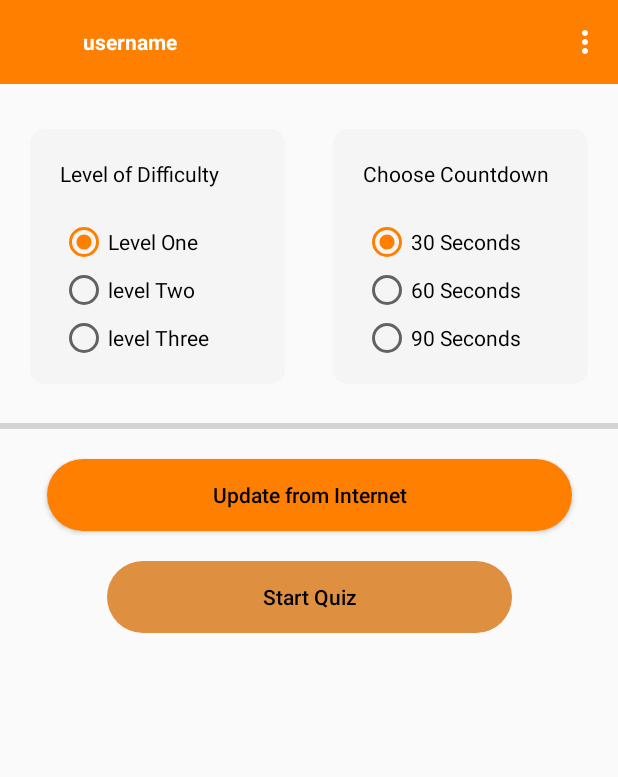
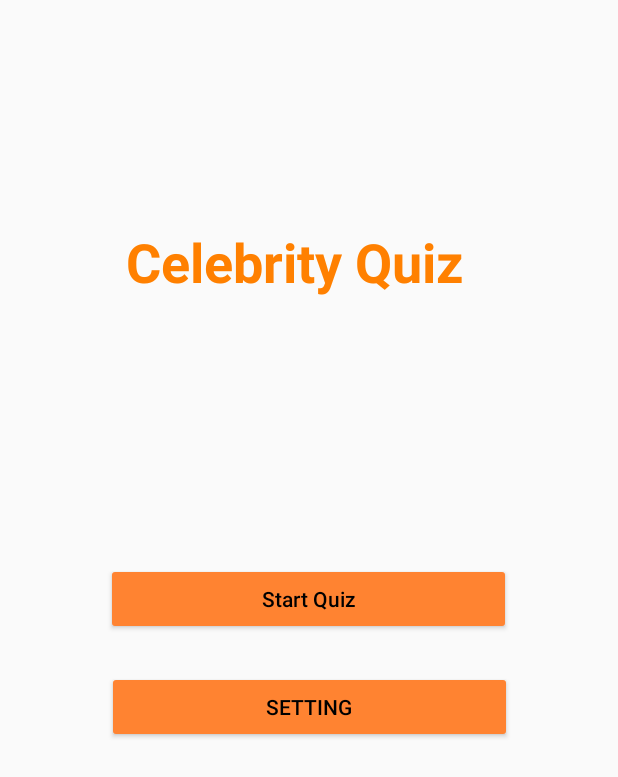
Before and after one commit to ChoYeonJun/CelebrityQuiz, an Android app: the screen it shows after launch once a user with an empty profile is signed in (MainActivity before the commit, StartActivity after it), on a phone screen of 412 x 824 dp. Shown: the top 777 px of the screen. Run offline under Robolectric (Android 15) with nearby library versions, the phone set to English and light mode, and no system bars; our stand-ins replace CircleImageView, Firebase (no records; nobody signed in at launch, a user with empty details on screens opened directly); pictures from the network do not load; 3 statements that could not run were skipped.

Commit message:
김건웅 코드 병합 브랜치

```diff
--- a/app/src/main/java/com/example/celebrityquiz/MainActivity.java
+++ b/app/src/main/java/com/example/celebrityquiz/MainActivity.java
@@ -12,9 +12,8 @@ import android.widget.TextView;
 import android.widget.Toast;
 
 import com.bumptech.glide.Glide;
-import com.example.celebrityquiz.firebaseAccess.StartActivity;
+import com.example.celebrityquiz.firebaseAccess.InitActivity;
 import com.example.celebrityquiz.firebaseAccess.User;
-import com.google.android.material.tabs.TabLayout;
 import com.google.firebase.auth.FirebaseAuth;
 import com.google.firebase.auth.FirebaseUser;
 import com.google.firebase.database.DataSnapshot;
@@ -26,7 +25,6 @@ import com.google.firebase.database.ValueEventListener;
 import androidx.annotation.NonNull;
 import androidx.appcompat.app.AppCompatActivity;
 import androidx.appcompat.widget.Toolbar;
-import androidx.viewpager.widget.ViewPager;
 import de.hdodenhof.circleimageview.CircleImageView;
 
 public class MainActivity extends AppCompatActivity {
@@ -40,6 +38,9 @@ public class MainActivity extends AppCompatActivity {
     private RadioButton radioButton90;
     private ProgressBar progressBarDownload;
     private Button buttonStartQuiz;
+    //kim add
+    private Button start, stop;
+
     public int level;
     public int seconds;
     CircleImageView profile_image;
@@ -52,6 +53,23 @@ public class MainActivity extends AppCompatActivity {
     protected void onCreate(Bundle savedInstanceState) {
         super.onCreate(savedInstanceState);
         setContentView(R.layout.activity_main);
+
+        start = (Button)findViewById(R.id.start);
+        stop = (Button)findViewById(R.id.stop);
+
+        start.setOnClickListener(new View.OnClickListener() {
+            @Override
+            public void onClick(View v) {
+                startService(new Intent(getApplicationContext(),MusicService.class));
+            }
+        });
+
+        stop.setOnClickListener(new View.OnClickListener() {
+            @Override
+            public void onClick(View v) {
+                stopService(new Intent(getApplicationContext(),MusicService.class));
+            }
+        });
 
         // Define Level views
         radioButtonLevelOne = findViewById(R.id.radioButtonLevelOne);
@@ -167,7 +185,7 @@ public class MainActivity extends AppCompatActivity {
         switch(item.getItemId()){
             case R.id.logout:
                 FirebaseAuth.getInstance().signOut();;
-                startActivity(new Intent(MainActivity.this, StartActivity.class));
+                startActivity(new Intent(MainActivity.this, InitActivity.class));
                 finish();
                 return true;
         }
--- /dev/null
+++ b/app/src/main/java/com/example/celebrityquiz/StartActivity.java
@@ -0,0 +1,44 @@
+package com.example.celebrityquiz;
+
+import android.content.Intent;
+import android.os.Bundle;
+import android.view.View;
+import android.widget.Button;
+
+
+public class StartActivity extends MainActivity {
+    private Button btn_setting;
+    private Button btn_Start;
+
+    @Override
+    protected void onCreate(Bundle savedInstanceState) {
+        super.onCreate(savedInstanceState);
+        setContentView(R.layout.activity_start);
+        btn_setting = findViewById(R.id.btn_setting);
+        btn_Start = findViewById(R.id.btn_Start);
+        btn_setting.setOnClickListener(new View.OnClickListener(){
+            public void onClick(View v){
+                Intent intent = new Intent(StartActivity.this, MainActivity.class);
+                startActivity(intent); // 액티비티 이동.
+            }
+
+            });
+        btn_Start.setOnClickListener(new View.OnClickListener() {
+            @Override
+            public void onClick(View v) {
+
+                Intent intent = new Intent(StartActivity.this, QuizActivity.class);
+                int level = intent.getIntExtra("level", 0);
+                seconds = intent.getIntExtra("seconds", 30);
+                intent.putExtra("level", level);
+                intent.putExtra("seconds", seconds);
+                startActivity(intent);
+
+            }
+        });
+        }
+
+
+
+
+}
--- a/app/src/main/java/com/example/celebrityquiz/firebaseAccess/StartActivity.java
+++ b/app/src/main/java/com/example/celebrityquiz/firebaseAccess/InitActivity.java
@@ -10,9 +10,10 @@ import androidx.appcompat.app.AppCompatActivity;
 
 import com.example.celebrityquiz.MainActivity;
 import com.example.celebrityquiz.R;
+import com.example.celebrityquiz.StartActivity;
 import com.google.firebase.auth.FirebaseAuth;
 import com.google.firebase.auth.FirebaseUser;
-public class StartActivity extends AppCompatActivity {
+public class InitActivity extends AppCompatActivity {
 
     Button login, register;
 
@@ -25,7 +26,7 @@ public class StartActivity extends AppCompatActivity {
         firebaseUser = FirebaseAuth.getInstance().getCurrentUser();
 
         if(firebaseUser != null){
-            Intent intent = new Intent(StartActivity.this, MainActivity.class);
+            Intent intent = new Intent(InitActivity.this, StartActivity.class);
             startActivity(intent);
             finish();
         }
@@ -35,7 +36,7 @@ public class StartActivity extends AppCompatActivity {
     @Override
     protected void onCreate(Bundle savedInstanceState) {
         super.onCreate(savedInstanceState);
-        setContentView(R.layout.activity_start);
+        setContentView(R.layout.activity_init);
 
 
         login = findViewById(R.id.login);
@@ -44,14 +45,14 @@ public class StartActivity extends AppCompatActivity {
         login.setOnClickListener(new View.OnClickListener(){
             @Override
             public void onClick(View view){
-                startActivity(new Intent(StartActivity.this, LoginActivity.class));
+                startActivity(new Intent(InitActivity.this, LoginActivity.class));
             }
         });
 
         register.setOnClickListener(new View.OnClickListener() {
             @Override
             public void onClick(View v) {
-                startActivity(new Intent(StartActivity.this, RegisterActivity.class));
+                startActivity(new Intent(InitActivity.this, RegisterActivity.class));
             }
         });
     }
--- a/app/src/main/java/com/example/celebrityquiz/firebaseAccess/LoginActivity.java
+++ b/app/src/main/java/com/example/celebrityquiz/firebaseAccess/LoginActivity.java
@@ -9,6 +9,7 @@ import android.widget.Toast;
 
 import com.example.celebrityquiz.MainActivity;
 import com.example.celebrityquiz.R;
+import com.example.celebrityquiz.StartActivity;
 import com.google.android.gms.tasks.OnCompleteListener;
 import com.google.android.gms.tasks.Task;
 import com.google.firebase.auth.AuthResult;
@@ -55,7 +56,7 @@ public class LoginActivity extends AppCompatActivity {
                                 @Override
                                 public void onComplete(@NonNull Task<AuthResult> task) {
                                     if(task.isSuccessful()){
-                                        Intent intent = new Intent(com.example.celebrityquiz.firebaseAccess.LoginActivity.this, MainActivity.class);
+                                        Intent intent = new Intent(com.example.celebrityquiz.firebaseAccess.LoginActivity.this, StartActivity.class);
                                         intent.addFlags(Intent.FLAG_ACTIVITY_CLEAR_TASK | Intent.FLAG_ACTIVITY_NEW_TASK);
                                         startActivity(intent);
                                         finish();
--- a/app/src/main/java/com/example/celebrityquiz/firebaseAccess/RegisterActivity.java
+++ b/app/src/main/java/com/example/celebrityquiz/firebaseAccess/RegisterActivity.java
@@ -10,6 +10,7 @@ import android.widget.Toast;
 
 import com.example.celebrityquiz.MainActivity;
 import com.example.celebrityquiz.R;
+import com.example.celebrityquiz.StartActivity;
 import com.google.android.gms.tasks.OnCompleteListener;
 import com.google.android.gms.tasks.Task;
 import com.google.firebase.auth.AuthResult;
@@ -97,7 +98,7 @@ public class RegisterActivity extends AppCompatActivity {
                                 @Override
                                 public void onComplete(@NonNull Task<Void> task) {
                                     if(task.isSuccessful()){
-                                        Intent intent = new Intent(com.example.celebrityquiz.firebaseAccess.RegisterActivity.this, MainActivity.class);
+                                        Intent intent = new Intent(com.example.celebrityquiz.firebaseAccess.RegisterActivity.this, StartActivity.class);
                                         intent.addFlags(Intent.FLAG_ACTIVITY_CLEAR_TASK | Intent.FLAG_ACTIVITY_NEW_TASK);
 //                                        startActivity(intent);
 //                                        finish();
@@ -112,7 +113,7 @@ public class RegisterActivity extends AppCompatActivity {
                                 @Override
                                 public void onComplete(@NonNull Task<Void> task) {
                                     if(task.isSuccessful()){
-                                        Intent intent = new Intent(com.example.celebrityquiz.firebaseAccess.RegisterActivity.this, MainActivity.class);
+                                        Intent intent = new Intent(com.example.celebrityquiz.firebaseAccess.RegisterActivity.this, StartActivity.class);
                                         intent.addFlags(Intent.FLAG_ACTIVITY_CLEAR_TASK | Intent.FLAG_ACTIVITY_NEW_TASK);
                                         startActivity(intent);
                                         finish();
--- a/app/src/main/res/layout/activity_start.xml
+++ b/app/src/main/res/layout/activity_start.xml
@@ -1,38 +1,51 @@
 <?xml version="1.0" encoding="utf-8"?>
-<LinearLayout xmlns:android="http://schemas.android.com/apk/res/android"
+<androidx.constraintlayout.widget.ConstraintLayout xmlns:android="http://schemas.android.com/apk/res/android"
     xmlns:app="http://schemas.android.com/apk/res-auto"
     xmlns:tools="http://schemas.android.com/tools"
     android:layout_width="match_parent"
     android:layout_height="match_parent"
-    android:gravity="center"
-    android:orientation="vertical"
-    android:background="@color/colorPrimary"
-    tools:context=".firebaseAccess.StartActivity">
+    tools:context=".StartActivity">
 
     <TextView
-        android:layout_width="match_parent"
-        android:layout_height="wrap_content"
-        android:layout_marginBottom="150dp"
-        android:gravity="center"
+        android:id="@+id/textView"
+        android:layout_width="244dp"
+        android:layout_height="97dp"
+        android:layout_marginTop="150dp"
         android:text="@string/app_name"
         android:textColor="@color/colorAccent"
-        android:textSize="50sp"
-        android:textStyle="bold" />
+        android:textSize="36sp"
+        android:textStyle="bold"
+        app:layout_constraintEnd_toEndOf="parent"
+        app:layout_constraintStart_toStartOf="parent"
+        app:layout_constraintTop_toTopOf="parent" />
 
     <Button
-        android:id="@+id/login"
-        android:layout_width="match_parent"
+        android:id="@+id/btn_Start"
+        android:layout_width="270dp"
         android:layout_height="wrap_content"
-        android:backgroundTint="@color/colorAccent"
-        android:text="login"
-        android:textColor="@color/colorPrimary" />
+        android:layout_marginTop="128dp"
+        android:backgroundTint="#FF8331"
+        android:elevation="2dp"
+        android:enabled="true"
+        android:gravity="center"
+        android:text="@string/startQuiz"
+        android:textAllCaps="false"
+        android:textColorLink="#FF5722"
+        app:layout_constraintHorizontal_bias="0.496"
+        app:layout_constraintLeft_toLeftOf="parent"
+        app:layout_constraintRight_toRightOf="parent"
+        app:layout_constraintTop_toBottomOf="@+id/textView" />
 
     <Button
-        android:id="@+id/register"
-        android:layout_width="match_parent"
+        android:id="@+id/btn_setting"
+        android:layout_width="270dp"
         android:layout_height="wrap_content"
-        android:layout_marginTop="10dp"
-        android:backgroundTint="@color/colorAccent"
-        android:textColor="@color/colorPrimary"
-        android:text="register" />
-</LinearLayout>
+        android:layout_marginTop="200dp"
+        android:backgroundTint="#FF8331"
+        android:text="Setting"
+        android:textColorLink="#FF5722"
+        app:layout_constraintEnd_toEndOf="parent"
+        app:layout_constraintStart_toStartOf="parent"
+        app:layout_constraintTop_toBottomOf="@+id/textView" />
+
+</androidx.constraintlayout.widget.ConstraintLayout>
```
Also changed, not shown: app/src/main/AndroidManifest.xml (+8 -3 lines), app/src/main/java/com/example/celebrityquiz/MusicService.java (added, +40 -0 lines), app/src/main/java/com/example/celebrityquiz/QuizActivity.java (+31 -1 lines), app/src/main/res/layout/activity_init.xml (added, +38 -0 lines), app/src/main/res/layout/activity_main.xml (+22 -0 lines), app/src/main/res/layout/activity_quiz.xml (+13 -0 lines), 1 other file.
